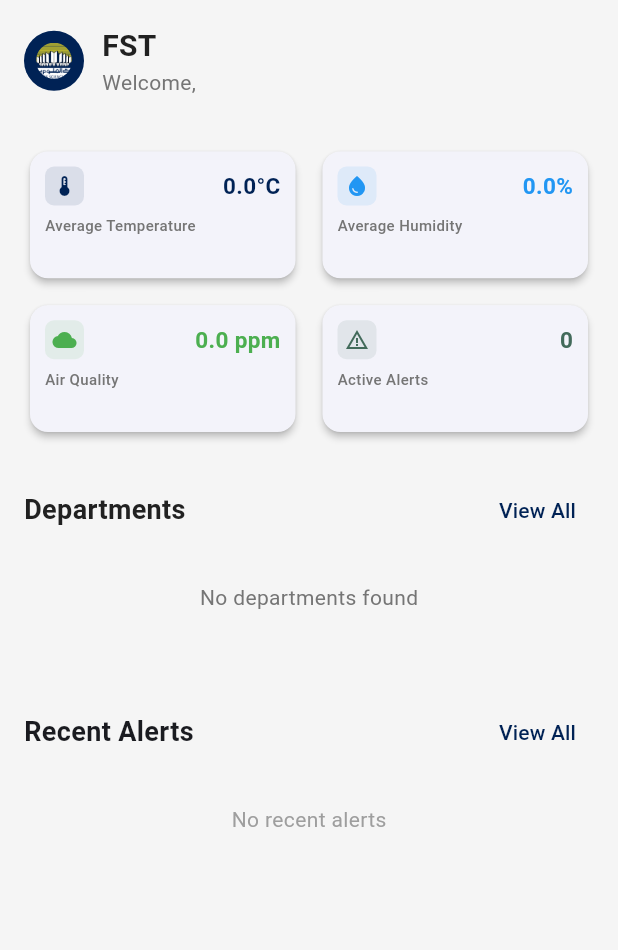
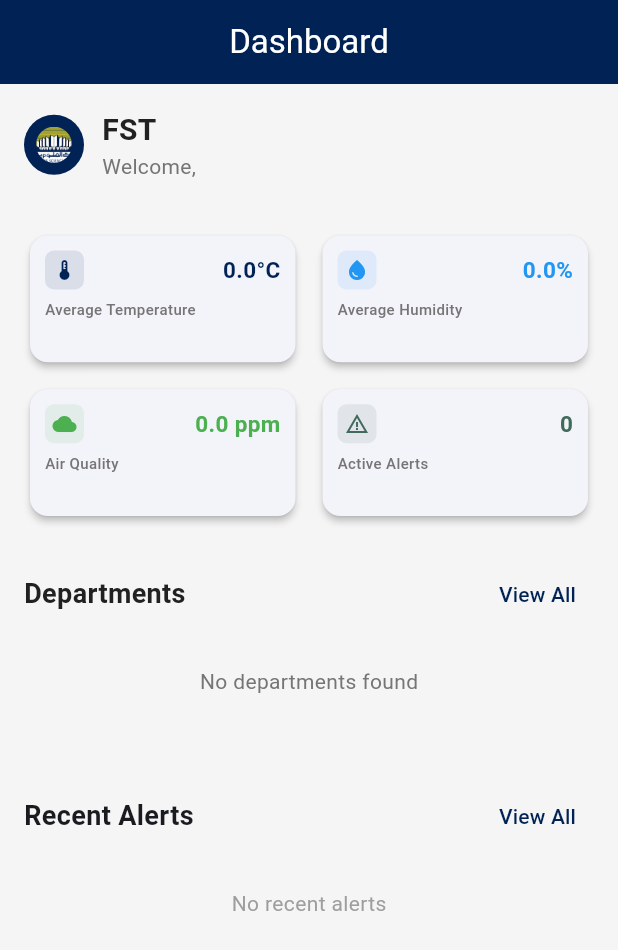
Before and after one commit to Aminebht/smart_school, a Flutter app: the DashboardScreen screen opened directly, on a phone screen of 412 x 824 dp. Shown: the top 950 px of the screen. Run offline on Flutter 3.47's test engine with Material 3 defaults, Android fonts, the phone set to English and light mode, and no system bars; our stand-ins replace connectivity_plus, fl_chart, supabase_flutter, video_player; accounts and stored records are empty.

Commit message:
alerts navigation good

```diff
--- a/lib/features/dashboard/screens/dashboard_screen.dart
+++ b/lib/features/dashboard/screens/dashboard_screen.dart
@@ -32,6 +32,11 @@ class _DashboardScreenState extends State<DashboardScreen> {
   @override
   Widget build(BuildContext context) {
     return Scaffold(
+        appBar: AppBar(
+        title: const Text('Dashboard'),
+        automaticallyImplyLeading: false,
+        centerTitle: true,
+      ),
       body: Consumer<DashboardProvider>(
         builder: (context, dashboardProvider, _) {
           return RefreshIndicator(
--- a/lib/features/dashboard/widgets/recent_alerts.dart
+++ b/lib/features/dashboard/widgets/recent_alerts.dart
@@ -51,7 +51,12 @@ class RecentAlerts extends StatelessWidget {
             else
               Column(
                 children: alerts
-                    .map((alert) => AlertListItem(alert: alert))
+                    .map((alert) => AlertListItem(
+                          alert: alert,
+                          onTap: () {
+                            onViewAllTap();
+                          },
+                        ))
                     .toList(),
               ),
           ],
@@ -62,10 +67,12 @@ class RecentAlerts extends StatelessWidget {
 
 class AlertListItem extends StatelessWidget {
   final AlertModel alert;
+  final VoidCallback? onTap; // Add this parameter
 
   const AlertListItem({
     super.key,
     required this.alert,
+    this.onTap, // Make it optional
   });
 
   @override
@@ -76,6 +83,10 @@ class AlertListItem extends StatelessWidget {
       shape: RoundedRectangleBorder(
         borderRadius: BorderRadius.circular(8),
       ),
+      child: InkWell(
+        // Use the passed onTap callback
+        onTap: onTap,
+        borderRadius: BorderRadius.circular(8),
         child: Padding(
           padding: const EdgeInsets.all(12),
           child: Row(
@@ -133,6 +144,7 @@ class AlertListItem extends StatelessWidget {
         ],
           ),
         ),
+      ),
     );
   }
 }
```
Lines whose indentation alone changed are shown as unchanged.
